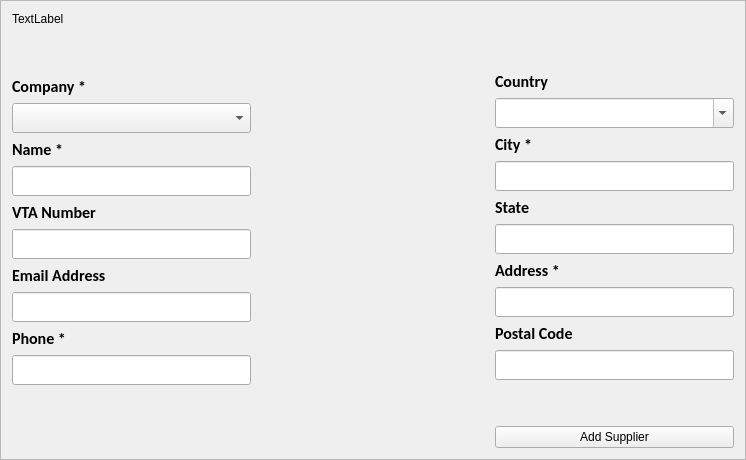
Old version of the form StockManager/People/f_addsupplier.ui in the repository ashraf-kx/stock-manager.
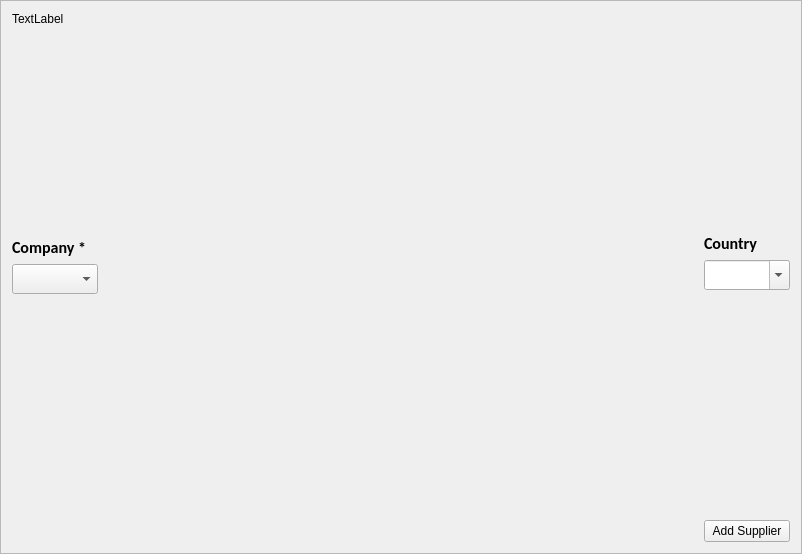
New version of the form. Custom widgets are drawn as their Qt base class.

Diff of the .ui file:
```diff
--- a/StockManager/People/f_addsupplier.ui
+++ b/StockManager/People/f_addsupplier.ui
@@ -6,8 +6,8 @@
    <rect>
     <x>0</x>
     <y>0</y>
-    <width>746</width>
-    <height>460</height>
+    <width>802</width>
+    <height>554</height>
    </rect>
   </property>
   <property name="windowTitle">
@@ -70,156 +70,118 @@
          <property name="font">
           <font>
            <family>Calibri</family>
-           <pointsize>12</pointsize>
+           <pointsize>13</pointsize>
            <weight>75</weight>
            <italic>true</italic>
            <bold>true</bold>
           </font>
          </property>
+         <property name="cursor">
+          <cursorShape>PointingHandCursor</cursorShape>
+         </property>
         </widget>
        </item>
        <item>
-        <widget class="QLabel" name="L_name">
+        <widget class="MDLineEdit" name="W_name">
          <property name="font">
           <font>
-           <family>Calibri</family>
            <pointsize>12</pointsize>
            <weight>75</weight>
            <bold>true</bold>
           </font>
          </property>
-         <property name="text">
+         <property name="labelText">
           <string>Name *</string>
          </property>
-        </widget>
-       </item>
-       <item>
-        <widget class="QLineEdit" name="Le_name">
-         <property name="minimumSize">
-          <size>
-           <width>0</width>
-           <height>30</height>
-          </size>
+         <property name="fontSize">
+          <number>15</number>
          </property>
-         <property name="font">
-          <font>
-           <family>Calibri</family>
-           <pointsize>12</pointsize>
-           <weight>75</weight>
-           <italic>true</italic>
-           <bold>true</bold>
-          </font>
+         <property name="helperVisible" stdset="0">
+          <bool>false</bool>
          </property>
-         <property name="maxLength">
-          <number>50</number>
+         <property name="leftIconVisible" stdset="0">
+          <bool>false</bool>
          </property>
+         <property name="rightIconVisible" stdset="0">
+          <bool>false</bool>
+         </property>
         </widget>
        </item>
        <item>
-        <widget class="QLabel" name="L_vtaNumber">
+        <widget class="MDLineEdit" name="W_vtaNumber">
          <property name="font">
           <font>
-           <family>Calibri</family>
            <pointsize>12</pointsize>
            <weight>75</weight>
            <bold>true</bold>
           </font>
          </property>
-         <property name="text">
+         <property name="labelText">
           <string>VTA Number</string>
          </property>
-        </widget>
-       </item>
-       <item>
-        <widget class="QLineEdit" name="Le_vtaNumber">
-         <property name="minimumSize">
-          <size>
-           <width>0</width>
-           <height>30</height>
-          </size>
+         <property name="fontSize">
+          <number>15</number>
          </property>
-         <property name="font">
-          <font>
-           <family>Calibri</family>
-           <pointsize>12</pointsize>
-           <weight>75</weight>
-           <italic>true</italic>
-           <bold>true</bold>
-          </font>
+         <property name="helperVisible" stdset="0">
+          <bool>false</bool>
          </property>
+         <property name="leftIconVisible" stdset="0">
+          <bool>false</bool>
+         </property>
+         <property name="rightIconVisible" stdset="0">
+          <bool>false</bool>
+         </property>
         </widget>
        </item>
        <item>
-        <widget class="QLabel" name="L_email">
+        <widget class="MDLineEdit" name="W_email">
          <property name="font">
           <font>
-           <family>Calibri</family>
            <pointsize>12</pointsize>
            <weight>75</weight>
            <bold>true</bold>
           </font>
          </property>
-         <property name="text">
-          <string>Email Address</string>
+         <property name="labelText">
+          <string>Email Address *</string>
          </property>
-        </widget>
-       </item>
-       <item>
-        <widget class="QLineEdit" name="Le_email">
-         <property name="minimumSize">
-          <size>
-           <width>0</width>
-           <height>30</height>
-          </size>
+         <property name="fontSize">
+          <number>15</number>
          </property>
-         <property name="font">
-          <font>
-           <family>Calibri</family>
-           <pointsize>12</pointsize>
-           <weight>75</weight>
-           <italic>true</italic>
-           <bold>true</bold>
-          </font>
+         <property name="helperVisible" stdset="0">
+          <bool>false</bool>
          </property>
-         <property name="maxLength">
-          <number>255</number>
+         <property name="leftIconVisible" stdset="0">
+          <bool>false</bool>
          </property>
+         <property name="rightIconVisible" stdset="0">
+          <bool>false</bool>
+         </property>
         </widget>
        </item>
        <item>
-        <widget class="QLabel" name="L_phone">
+        <widget class="MDLineEdit" name="W_phone">
          <property name="font">
           <font>
-           <family>Calibri</family>
            <pointsize>12</pointsize>
            <weight>75</weight>
            <bold>true</bold>
           </font>
          </property>
-         <property name="text">
+         <property name="labelText">
           <string>Phone *</string>
          </property>
-        </widget>
-       </item>
-       <item>
-        <widget class="QLineEdit" name="Le_phone">
-         <property name="minimumSize">
-          <size>
-           <width>0</width>
-           <height>30</height>
-          </size>
+         <property name="fontSize">
+          <number>15</number>
          </property>
-         <property name="font">
-          <font>
-           <family>Calibri</family>
-           <pointsize>12</pointsize>
-           <weight>75</weight>
-           <italic>true</italic>
-           <bold>true</bold>
-          </font>
+         <property name="helperVisible" stdset="0">
+          <bool>false</bool>
          </property>
-         <property name="maxLength">
-          <number>20</number>
+         <property name="leftIconVisible" stdset="0">
+          <bool>false</bool>
+         </property>
+         <property name="rightIconVisible" stdset="0">
+          <bool>false</bool>
          </property>
         </widget>
        </item>
@@ -299,12 +261,15 @@
          <property name="font">
           <font>
            <family>Calibri</family>
-           <pointsize>12</pointsize>
+           <pointsize>13</pointsize>
            <weight>75</weight>
            <italic>true</italic>
            <bold>true</bold>
           </font>
          </property>
+         <property name="cursor">
+          <cursorShape>PointingHandCursor</cursorShape>
+         </property>
          <property name="editable">
           <bool>true</bool>
          </property>
@@ -323,153 +288,98 @@
         </widget>
        </item>
        <item>
-        <widget class="QLabel" name="L_city">
+        <widget class="MDLineEdit" name="W_city">
          <property name="font">
           <font>
-           <family>Calibri</family>
            <pointsize>12</pointsize>
-           <weight>75</weight>
-           <bold>true</bold>
           </font>
          </property>
-         <property name="text">
+         <property name="labelText">
           <string>City *</string>
          </property>
-        </widget>
-       </item>
-       <item>
-        <widget class="QLineEdit" name="Le_city">
-         <property name="minimumSize">
-          <size>
-           <width>0</width>
-           <height>30</height>
-          </size>
+         <property name="fontSize">
+          <number>15</number>
          </property>
-         <property name="font">
-          <font>
-           <family>Calibri</family>
-           <pointsize>12</pointsize>
-           <weight>75</weight>
-           <italic>true</italic>
-           <bold>true</bold>
-          </font>
+         <property name="helperVisible" stdset="0">
+          <bool>false</bool>
          </property>
-         <property name="maxLength">
-          <number>100</number>
+         <property name="leftIconVisible" stdset="0">
+          <bool>false</bool>
          </property>
-         <property name="echoMode">
-          <enum>QLineEdit::Normal</enum>
+         <property name="rightIconVisible" stdset="0">
+          <bool>false</bool>
          </property>
         </widget>
        </item>
        <item>
-        <widget class="QLabel" name="L_state">
+        <widget class="MDLineEdit" name="W_state">
          <property name="font">
           <font>
-           <family>Calibri</family>
            <pointsize>12</pointsize>
-           <weight>75</weight>
-           <bold>true</bold>
           </font>
          </property>
-         <property name="text">
+         <property name="labelText">
           <string>State</string>
          </property>
-        </widget>
-       </item>
-       <item>
-        <widget class="QLineEdit" name="Le_state">
-         <property name="minimumSize">
-          <size>
-           <width>0</width>
-           <height>30</height>
-          </size>
+         <property name="fontSize">
+          <number>15</number>
          </property>
-         <property name="font">
-          <font>
-           <family>Calibri</family>
-           <pointsize>12</pointsize>
-           <weight>75</weight>
-           <italic>true</italic>
-           <bold>true</bold>
-          </font>
+         <property name="helperVisible" stdset="0">
+          <bool>false</bool>
          </property>
-         <property name="maxLength">
-          <number>100</number>
+         <property name="leftIconVisible" stdset="0">
+          <bool>false</bool>
          </property>
-         <property name="echoMode">
-          <enum>QLineEdit::Normal</enum>
+         <property name="rightIconVisible" stdset="0">
+          <bool>false</bool>
          </property>
         </widget>
        </item>
        <item>
-        <widget class="QLabel" name="L_address">
+        <widget class="MDLineEdit" name="W_address">
          <property name="font">
           <font>
-           <family>Calibri</family>
            <pointsize>12</pointsize>
-           <weight>75</weight>
-           <bold>true</bold>
           </font>
          </property>
-         <property name="text">
+         <property name="labelText">
           <string>Address *</string>
          </property>
-        </widget>
-       </item>
-       <item>
-        <widget class="QLineEdit" name="Le_address">
-         <property name="minimumSize">
-          <size>
-           <width>0</width>
-           <height>30</height>
-          </size>
+         <property name="fontSize">
+          <number>15</number>
          </property>
-         <property name="font">
-          <font>
-           <family>Calibri</family>
-           <pointsize>12</pointsize>
-           <weight>75</weight>
-           <italic>true</italic>
-           <bold>true</bold>
-          </font>
+         <property name="helperVisible" stdset="0">
+          <bool>false</bool>
          </property>
-         <property name="maxLength">
-          <number>50</number>
+         <property name="leftIconVisible" stdset="0">
+          <bool>false</bool>
          </property>
+         <property name="rightIconVisible" stdset="0">
+          <bool>false</bool>
+         </property>
         </widget>
        </item>
        <item>
-        <widget class="QLabel" name="L_postalCode">
+        <widget class="MDLineEdit" name="W_postalcode">
          <property name="font">
           <font>
-           <family>Calibri</family>
            <pointsize>12</pointsize>
-           <weight>75</weight>
-           <bold>true</bold>
           </font>
          </property>
-         <property name="text">
+         <property name="labelText">
           <string>Postal Code</string>
          </property>
-        </widget>
-       </item>
-       <item>
-        <widget class="QLineEdit" name="Le_postalCode">
-         <property name="minimumSize">
-          <size>
-           <width>0</width>
-           <height>30</height>
-          </size>
+         <property name="fontSize">
+          <number>15</number>
          </property>
-         <property name="font">
-          <font>
-           <family>Calibri</family>
-           <pointsize>12</pointsize>
-           <weight>75</weight>
-           <italic>true</italic>
-           <bold>true</bold>
-          </font>
+         <property name="helperVisible" stdset="0">
+          <bool>false</bool>
+         </property>
+         <property name="leftIconVisible" stdset="0">
+          <bool>false</bool>
+         </property>
+         <property name="rightIconVisible" stdset="0">
+          <bool>false</bool>
          </property>
         </widget>
        </item>
@@ -499,6 +409,13 @@
    </item>
   </layout>
  </widget>
+ <customwidgets>
+  <customwidget>
+   <class>MDLineEdit</class>
+   <extends>QWidget</extends>
+   <header>mdlineedit.h</header>
+  </customwidget>
+ </customwidgets>
  <resources/>
  <connections/>
 </ui>
```
